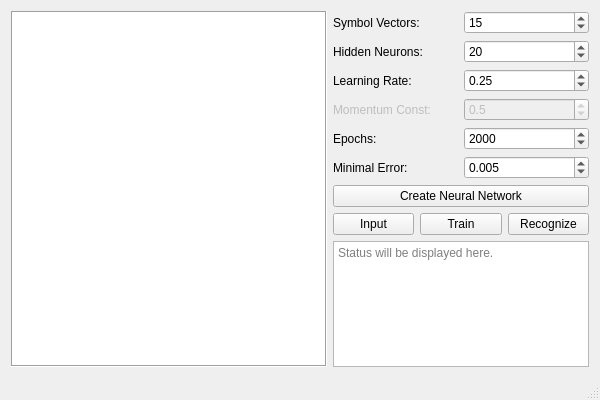
Old version of the form src/mainwindow.ui in the repository jonpas/FERI-SymRec.
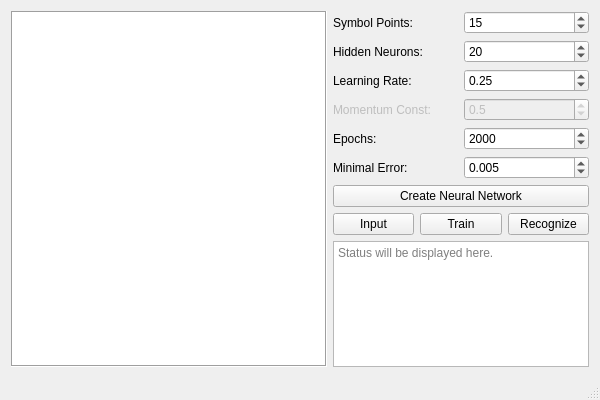
New version of the form. Custom widgets are drawn as their Qt base class.

Commit message: Add symbol character input and further interface with Neural Network

Diff of the .ui file:
```diff
--- a/src/mainwindow.ui
+++ b/src/mainwindow.ui
@@ -41,7 +41,7 @@
         <item>
          <widget class="QLabel" name="labelSymbolVectors">
           <property name="text">
-           <string>Symbol Vectors:</string>
+           <string>Symbol Points:</string>
           </property>
          </widget>
         </item>
```
Left out of the diff: 6 changed lines with no effect on the pictures. The commit also changes 9 other files.
